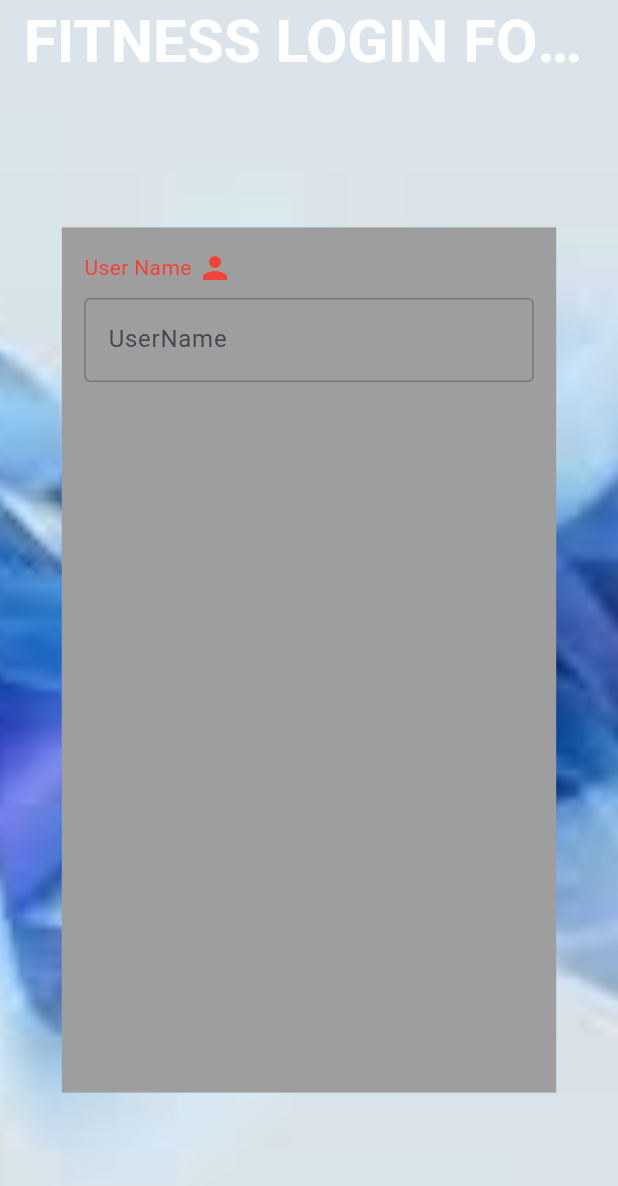
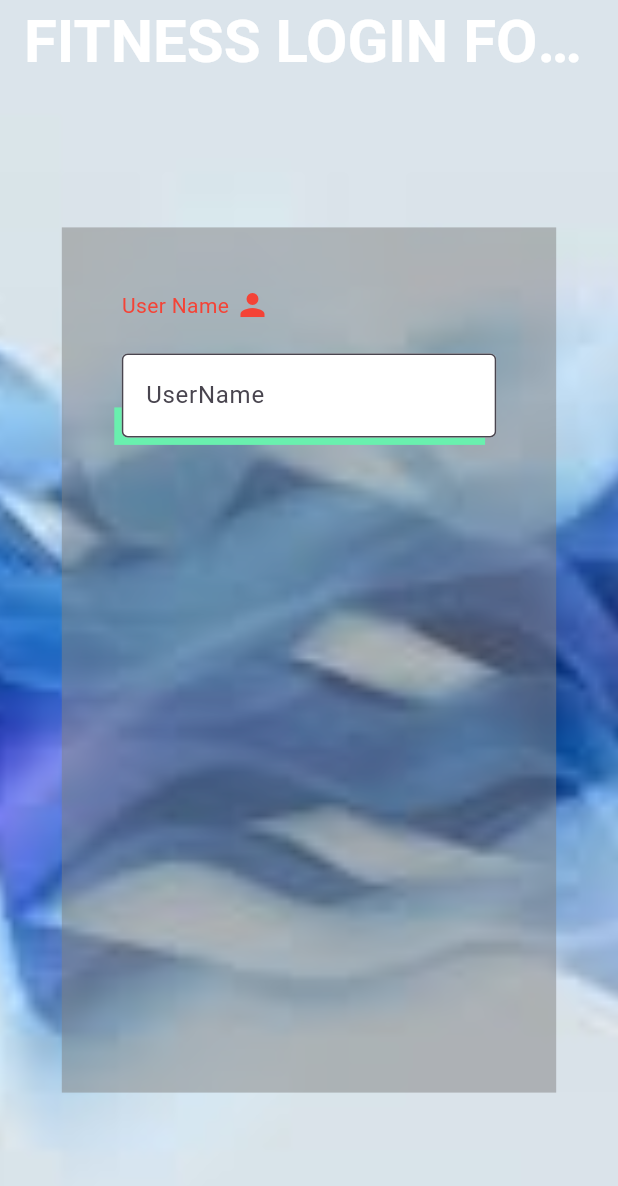
Before and after one commit to nghuy2903/flutter_prj, a Flutter app: the screen it shows after launch, on a phone screen of 412 x 824 dp. Shown: the top 1186 px of the screen. Run offline on Flutter 3.47's test engine with Material 3 defaults, Android fonts, the phone set to English and light mode, and no system bars; our stand-ins replace equatable, flutter_bloc, shared_preferences, sqflite; accounts and stored records are empty; key blocks and very long unbroken strings in the code were emptied for the run.

Commit message:
create fake shaow of textfield and style this

```diff
--- a/lab01_form_login/lib/main.dart
+++ b/lab01_form_login/lib/main.dart
@@ -52,16 +52,16 @@ class MyApp extends StatelessWidget{
             child: Container(
               width: size.width*0.8,
               height: size.height * 0.7,
-              padding: EdgeInsets.all(15),
+              padding: EdgeInsets.all(40),
               decoration: BoxDecoration(
-                color: Colors.grey
+                color: Color.fromRGBO(128, 128, 128, 0.5)
               ),
               child: Column(
 
                 children: [
                   //user
                   Container(
-                    margin: EdgeInsets.only(bottom: 16),
+                    margin: EdgeInsets.only(bottom: 25),
                     child: Column(
                       crossAxisAlignment: CrossAxisAlignment.start,
                       children: [
@@ -80,16 +80,34 @@ class MyApp extends StatelessWidget{
                           ],
                         ),
 
-                        SizedBox(height: 8,),
+                        SizedBox(height: 20,),
 
+                        Stack(
+                          clipBehavior: Clip.none,
+                          children: [
+                            Positioned(
+                              left: -5,
+                              bottom: -5,
+                              child: Container(
+                                width: size.width * 0.6,
+                                height: 25,
+                                color: Colors.greenAccent,
+                              ),
+                            ),
                             TextField(
-
                               decoration: InputDecoration(
                                 labelText: 'UserName',
+                                hintStyle: TextStyle(
+                                  fontWeight: FontWeight.bold,
+                                  fontSize: 20,
+                                ),
                                 border: OutlineInputBorder(),
+                                filled: true,
+                                fillColor: Colors.white,
                               ),
-
                             ),
+                          ],
+                        )
 
                       ],
                     )
```
Lines whose indentation alone changed are shown as unchanged.
